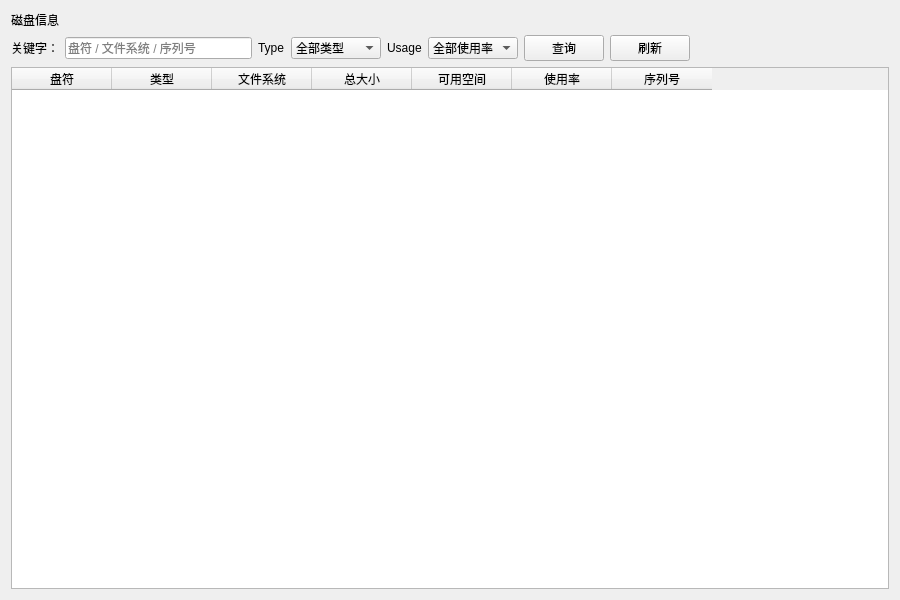
The window that ui/DiskInfoPage.ui (rakehellsx/MaliciousDetector) describes before a commit, drawn with Qt 5.
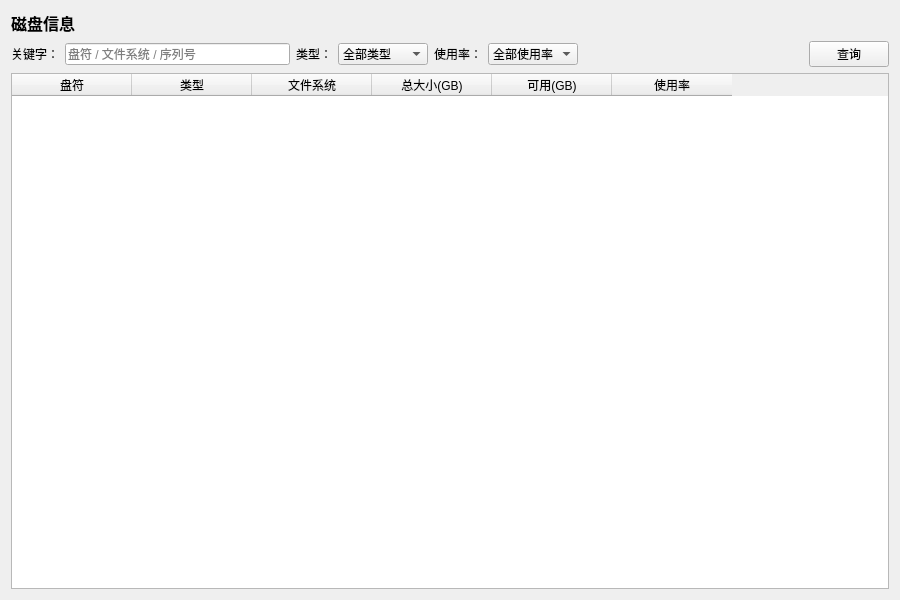
The same window after the commit.

Patch:
```diff
--- a/ui/DiskInfoPage.ui
+++ b/ui/DiskInfoPage.ui
@@ -13,11 +13,16 @@
   <item>
    <widget class="QLabel" name="lblPageTitle">
     <property name="text"><string>磁盘信息</string></property>
+     <property name="styleSheet"><string>font-size:16px;font-weight:600;</string></property>
    </widget>
   </item>
   <item>
    <layout class="QHBoxLayout" name="toolbarRow">
-    <item><widget class="QLabel"><property name="text"><string>关键字：</string></property></widget></item>
+     <item>
+      <widget class="QLabel" name="">
+        <property name="text"><string>关键字：</string></property>
+       </widget>
+     </item>
     <item>
      <widget class="QLineEdit" name="m_edtKeyword">
       <property name="placeholderText"><string>盘符 / 文件系统 / 序列号</string></property>
@@ -25,7 +30,9 @@
     </item>
 
    <item>
-    <widget class="QLabel"><property name="text"><string>Type</string></property></widget>
+      <widget class="QLabel" name="">
+        <property name="text"><string>类型：</string></property>
+       </widget>
    </item>
    <item>
     <widget class="QComboBox" name="m_cmbType">
@@ -37,7 +44,9 @@
     </widget>
    </item>
    <item>
-    <widget class="QLabel"><property name="text"><string>Usage</string></property></widget>
+      <widget class="QLabel" name="">
+        <property name="text"><string>使用率：</string></property>
+       </widget>
    </item>
    <item>
     <widget class="QComboBox" name="m_cmbUsage">
@@ -47,33 +56,21 @@
    <item><property name="text"><string>&lt;50%</string></property></item>
     </widget>
    </item>
+     <item>
+      <spacer><property name="orientation"><enum>Qt::Horizontal</enum></property><property name="sizeHint" stdset="0"><size><width>40</width><height>20</height></size></property></spacer>
+     </item>
     <item>
      <widget class="QPushButton" name="btnQuery">
       <property name="text"><string>查询</string></property>
      </widget>
     </item>
-    <item>
-     <widget class="QPushButton" name="btnRefresh">
-      <property name="text"><string>刷新</string></property>
-     </widget>
-    </item>
-
-    <item><spacer><property name="orientation"><enum>Qt::Horizontal</enum></property><property name="sizeHint" stdset="0"><size><width>40</width><height>20</height></size></property></spacer></item>
-    <item><widget class="QLabel" name="m_lblStatus"><property name="text"><string></string></property></widget></item>
    </layout>
   </item>
   <item>
    <widget class="QTableWidget" name="m_tbl">
-    <property name="alternatingRowColors"><bool>true</bool></property>
-    <property name="editTriggers"><set>QAbstractItemView::NoEditTriggers</set></property>
-    <property name="selectionBehavior"><enum>QAbstractItemView::SelectRows</enum></property>
-           <column><property name="text"><string>盘符</string></property></column>
-   <column><property name="text"><string>类型</string></property></column>
-   <column><property name="text"><string>文件系统</string></property></column>
-   <column><property name="text"><string>总大小</string></property></column>
-   <column><property name="text"><string>可用空间</string></property></column>
-   <column><property name="text"><string>使用率</string></property></column>
-   <column><property name="text"><string>序列号</string></property></column>
+     <property name="columnCount"><number>6</number></property>
+     <attribute name="horizontalHeaderDefaultSectionSize"><number>120</number></attribute>
+     <column><property name="text"><string>盘符</string></property></column><column><property name="text"><string>类型</string></property></column><column><property name="text"><string>文件系统</string></property></column><column><property name="text"><string>总大小(GB)</string></property></column><column><property name="text"><string>可用(GB)</string></property></column><column><property name="text"><string>使用率</string></property></column>
    </widget>
   </item>
  </layout>
```
Left out of the diff: 11 changed lines with no effect on the pictures. Lines whose indentation alone changed are shown as unchanged.
